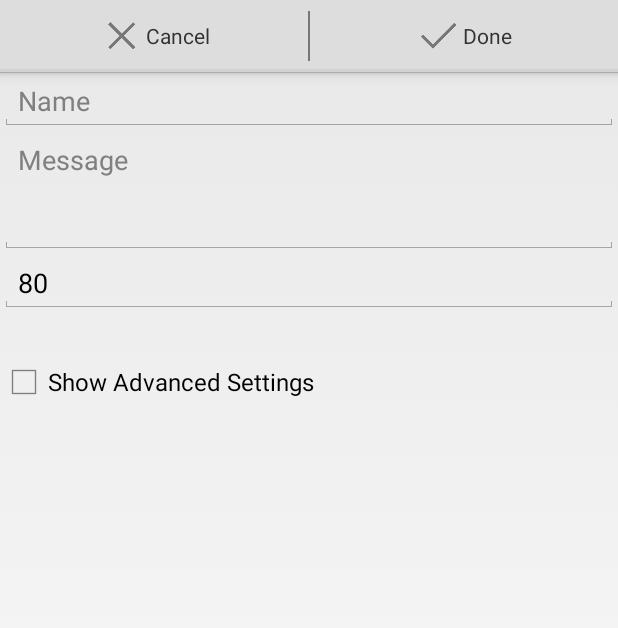
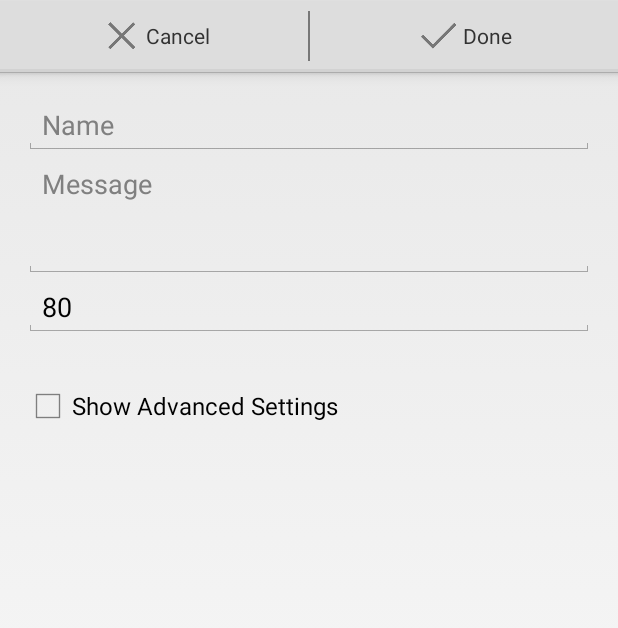
Before and after one commit to Pozzoooo/BroadcastMsg, an Android app: the screen it shows after launch (AddWakeEntryActivity), on a phone screen of 412 x 824 dp. Shown: the top 628 px of the screen. Run offline under Robolectric (Android 15) with nearby library versions, the phone set to English and light mode, and no system bars; libraries missing offline, so code that uses them is left out: com.bugsense.trace; network calls fail; 1 statement that could not run was skipped.

Commit message:
Changing project to the new requirements and tweking a little.

```diff
--- a/app/build.gradle
+++ b/app/build.gradle
@@ -5,7 +5,7 @@ android {
     buildToolsVersion "21.1.1"
 
     defaultConfig {
-        applicationId "com.pozzo.wakeonlan"
+        applicationId "com.pozzo.broadcast"
         minSdkVersion 16
         targetSdkVersion 19
     }
--- a/app/src/main/java/com/pozzo/broadcast/frags/EntriesListFrag.java
+++ b/app/src/main/java/com/pozzo/broadcast/frags/EntriesListFrag.java
@@ -48,7 +48,7 @@ import com.pozzo.broadcast.vo.LogObj.How;
 /**
  * Shows and manage Entry lists.
  *
- * @param MainActivity.PARAM_SHOW_DELETEDS to show only deletes.
+ * MainActivity.PARAM_SHOW_DELETEDS to show only deletes.
  *
  * @author Luiz Gustavo Pozzo
  * @since 2014-05-03
@@ -316,7 +316,7 @@ public class EntriesListFrag extends ListFragment
                 new SwipeDismissListViewTouchListener.DismissCallbacks() {
                     @Override
                     public boolean canDismiss(int position) {
-                        return !showDeleteds;//TODO why do you reset the position?
+                        return false;//!showDeleteds;//TODO why do you reset the position?
                     }
 
                     @Override
--- a/app/src/main/java/com/pozzo/broadcast/frags/WakeEntryFrag.java
+++ b/app/src/main/java/com/pozzo/broadcast/frags/WakeEntryFrag.java
@@ -3,7 +3,10 @@ package com.pozzo.broadcast.frags;
 import java.net.InetAddress;
 import java.net.SocketException;
 
+import android.app.Activity;
 import android.app.Fragment;
+import android.content.Context;
+import android.content.SharedPreferences;
 import android.graphics.drawable.Drawable;
 import android.os.Bundle;
 import android.view.Gravity;
@@ -41,6 +44,15 @@ public class WakeEntryFrag extends Fragment {
 	private EditText eMessage;
 	private ViewGroup vgAdvancedSettings;
 
+	//Pre-configs
+	private boolean showAdvanced;
+
+	@Override
+	public void onAttach(Activity activity) {
+		super.onAttach(activity);
+		loadPreferences(activity);
+	}
+
 	@Override
 	public void onCreate(Bundle savedInstanceState) {
 		super.onCreate(savedInstanceState);
@@ -69,6 +81,7 @@ public class WakeEntryFrag extends Fragment {
 		eName = (EditText) contentView.findViewById(R.id.eName);
 		eTrigger = (EditText) contentView.findViewById(R.id.eTriggerSsid);
 		eMessage = (EditText) contentView.findViewById(R.id.eMessage);
+		vgAdvancedSettings = (ViewGroup) contentView.findViewById(R.id.vgAdvancedSettings);
 
 		ImageButton bHelpTrigger = (ImageButton) contentView.findViewById(R.id.bHelpTrigger);
 		ImageButton bSsid = (ImageButton) contentView.findViewById(R.id.bSsid);
@@ -76,6 +89,9 @@ public class WakeEntryFrag extends Fragment {
 				(CheckBox) contentView.findViewById(R.id.cbShowAdavancedSettings);
 
 		fillLayout();
+
+		showAdvanced(showAdvanced);
+		cbShowAdavancedSettings.setChecked(showAdvanced);
 
 		eMac.setOnFocusChangeListener(onMacDone);
 
@@ -86,13 +102,56 @@ public class WakeEntryFrag extends Fragment {
 		return contentView;
 	}
 
+	@Override
+	public void onStop() {
+		super.onStop();
+		savePreferences(getActivity());
+	}
+
+	/**
+	 * We are going to use some preferences to create a more personalized interface to user.
+	 *
+	 * @param context to get preferences.
+	 */
+	private void loadPreferences(Context context) {
+		SharedPreferences prefs = context.getSharedPreferences(
+				context.getString(R.string.pref_addScreen), Context.MODE_PRIVATE);
+
+		showAdvanced = prefs.getBoolean(context.getString(R.string.key_showAdvanced), false);
+	}
+
+	/**
+	 * Apply chagens to preferences.
+	 * TODO Any sophisticated way to not apply when there is no change, without flag or verification.
+	 *
+	 * @param context to set preferences.
+	 */
+	private void savePreferences(Context context) {
+		SharedPreferences.Editor prefs = context.getSharedPreferences(
+				context.getString(R.string.pref_addScreen), Context.MODE_PRIVATE).edit();
+
+		prefs.putBoolean(context.getString(R.string.key_showAdvanced), showAdvanced);
+
+		prefs.apply();
+	}
+
 	private CompoundButton.OnCheckedChangeListener onShowAdavancedSettings =
 			new CompoundButton.OnCheckedChangeListener() {
 		@Override
 		public void onCheckedChanged(CompoundButton buttonView, boolean isChecked) {
-			vgAdvancedSettings.setVisibility(isChecked ? View.VISIBLE : View.GONE);
+			showAdvanced(isChecked);
 		}
 	};
+
+	/**
+	 * It does not change checkbox.
+	 *
+	 * @param show the advanced settings.
+	 */
+	private void showAdvanced(boolean show) {
+		showAdvanced = show;
+		vgAdvancedSettings.setVisibility(show ? View.VISIBLE : View.GONE);
+	}
 
 	/**
 	 * To help user understand it.
--- a/app/src/main/res/layout/help_frag.xml
+++ b/app/src/main/res/layout/help_frag.xml
@@ -2,7 +2,10 @@
 <LinearLayout xmlns:android="http://schemas.android.com/apk/res/android"
     android:layout_width="match_parent"
     android:layout_height="match_parent"
-    android:layout_margin="@dimen/shortMargin"
+    android:paddingLeft="@dimen/activity_horizontal_margin"
+    android:paddingRight="@dimen/activity_horizontal_margin"
+    android:paddingTop="@dimen/activity_vertical_margin"
+    android:paddingBottom="@dimen/activity_vertical_margin"
     android:orientation="vertical" >
 
     <TextView
--- a/app/src/main/res/layout/wake_entry_frag.xml
+++ b/app/src/main/res/layout/wake_entry_frag.xml
@@ -1,12 +1,16 @@
 <ScrollView
     xmlns:tools="http://schemas.android.com/tools"
     xmlns:android="http://schemas.android.com/apk/res/android"
+    android:paddingLeft="@dimen/activity_horizontal_margin"
+    android:paddingRight="@dimen/activity_horizontal_margin"
+    android:paddingTop="@dimen/activity_vertical_margin"
     android:layout_width="match_parent"
     android:layout_height="match_parent">
 
     <LinearLayout
         android:layout_width="match_parent"
         android:layout_height="wrap_content"
+        android:animateLayoutChanges="true"
         android:orientation="vertical" >
 
         <EditText
@@ -14,7 +18,9 @@
             android:layout_width="match_parent"
             android:layout_height="wrap_content"
             android:hint="@string/name"
-            android:inputType="text" />
+            android:inputType="text" >
+            <requestFocus />
+        </EditText>
 
         <EditText
             android:id="@+id/eMessage"
@@ -54,10 +60,7 @@
                 android:layout_width="match_parent"
                 android:layout_height="wrap_content"
                 android:hint="@string/macAddress"
-                android:inputType="text" >
-
-                <requestFocus />
-            </EditText>
+                android:inputType="text" />
 
             <EditText
                 android:id="@+id/eIp"
--- a/app/src/main/res/values/strings.xml
+++ b/app/src/main/res/values/strings.xml
@@ -1,5 +1,8 @@
 <?xml version="1.0" encoding="utf-8"?>
 <resources>
+    <string name="pref_addScreen" translatable="false">addScreen</string>
+    <string name="key_showAdvanced" translatable="false">showAdvanced</string>
+
     <string name="appName">Broadcast Message</string>
     <string name="example">Example</string>
     <string name="wake">Wake</string>
```
Also changed, not shown: 4 other files.
